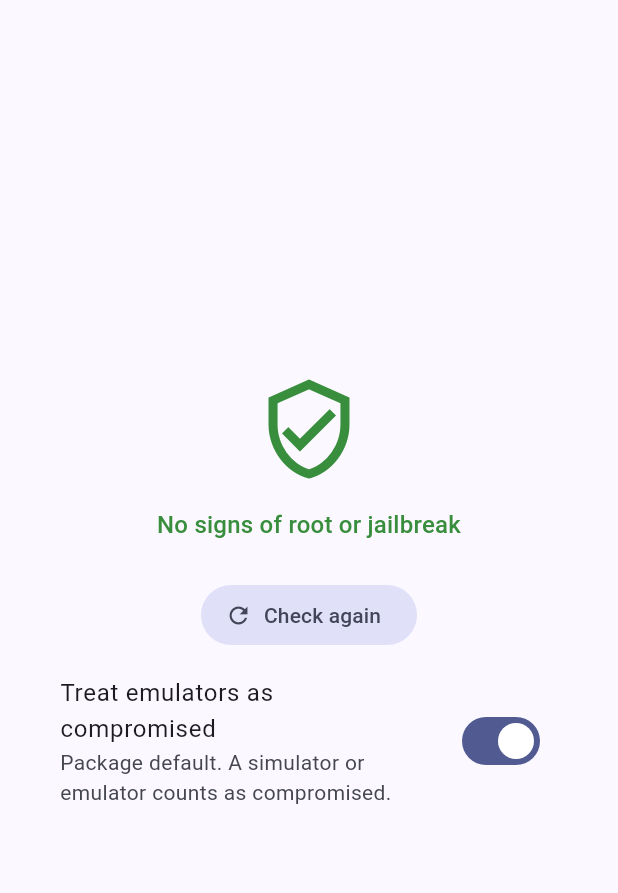
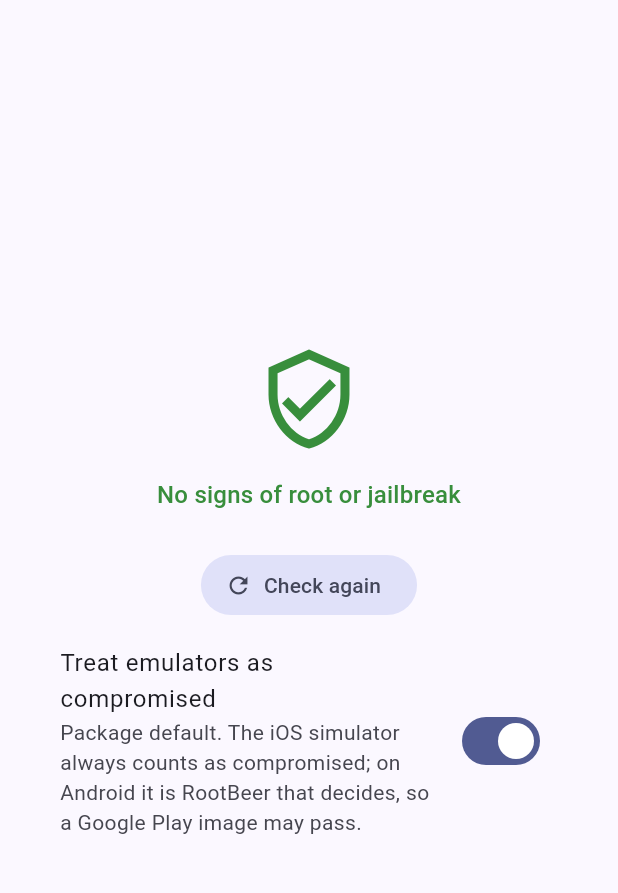
Before and after one commit to ozanorfa/root_jailbreak_detector, a Flutter app: the screen it shows after launch, on a phone screen of 412 x 824 dp, the part 63-956 px from its top. Run offline on Flutter 3.47's test engine with Material 3 defaults, Android fonts, the phone set to English and light mode, and no system bars; our stand-ins replace plugin_platform_interface.

Commit message:
docs: stop claiming every emulator is flagged
Adding the opt-out left four places asserting that a simulator or
emulator is reported as compromised, full stop. That is true of the iOS
simulator, which returns a fixed answer, but on Android the question
still goes to RootBeer — which passes a "Google Play" image. A reader on
such an emulator would have seen green and concluded the docs were wrong.

The README, changelog, example README, dartdoc and the example's own
switch now say which platform does what, and that the default is a
default rather than an absolute.

Co-Authored-By: Claude Opus 5 <noreply@anthropic.com>

```diff
--- a/example/lib/main.dart
+++ b/example/lib/main.dart
@@ -144,8 +144,9 @@ class _DeviceIntegrityPageState extends State<DeviceIntegrityPage> {
                   title: const Text('Treat emulators as compromised'),
                   subtitle: Text(
                     _treatEmulatorAsCompromised
-                        ? 'Package default. A simulator or emulator counts as '
-                            'compromised.'
+                        ? 'Package default. The iOS simulator always counts as '
+                            'compromised; on Android it is RootBeer that '
+                            'decides, so a Google Play image may pass.'
                         : 'Opted out. A simulator or emulator counts as clean — '
                             'on Android this also lets a rooted device pass by '
                             'forging its Build properties.',
--- a/lib/root_jailbreak_detector.dart
+++ b/lib/root_jailbreak_detector.dart
@@ -33,8 +33,10 @@ class RootJailbreakDetector {
   /// exist to verify — so the honest answer is that its integrity cannot be
   /// vouched for.
   ///
-  /// The cost is that your own team sees a positive result whenever they run in
-  /// a simulator or emulator. Pass `false` to opt out of that.
+  /// The cost is that your own team sees a positive result while developing —
+  /// always on the iOS simulator, and on Android whenever RootBeer flags the
+  /// system image (test-keys builds do, "Google Play" images usually do not).
+  /// Pass `false` to opt out of that.
   ///
   /// Weigh it first: on Android the exemption rests on `Build` properties,
   /// which a rooted device can forge, so `false` also hands a real attacker a
```
Also changed, not shown: 3 other files.
